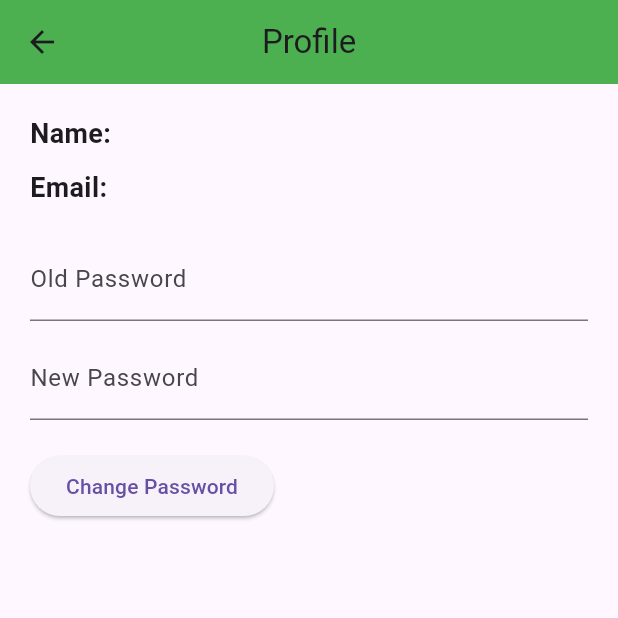
After one commit to FITMI-APP/Mobile-App, a Flutter app: the ProfilePage screen opened directly, on a phone screen of 412 x 824 dp, the top half of it. The commit adds this screen. Run offline on Flutter 3.47's test engine with Material 3 defaults, Android fonts, the light colour scheme and no system bars; our stand-ins replace cloud_firestore, firebase_auth, firebase_core, flutter_spinkit, font_awesome_flutter, google_sign_in and 2 more; missing offline and left inert: animated_button_bar, image_card; accounts and stored records are empty; network calls fail.

Commit message:
profilepage prototype

```diff
--- /dev/null
+++ b/lib/screens/ProfilePage.dart
@@ -0,0 +1,168 @@
+import 'package:flutter/material.dart';
+import 'package:firebase_auth/firebase_auth.dart';
+
+class ProfilePage extends StatefulWidget {
+  @override
+  _ProfilePageState createState() => _ProfilePageState();
+}
+
+class _ProfilePageState extends State<ProfilePage> {
+  final FirebaseAuth _auth = FirebaseAuth.instance;
+  String _email = '';
+  String _name = '';
+  TextEditingController _oldPasswordController = TextEditingController();
+  TextEditingController _newPasswordController = TextEditingController();
+
+  @override
+  void initState() {
+    super.initState();
+    _getUserInfo();
+  }
+
+  Future<void> _getUserInfo() async {
+    User? user = _auth.currentUser;
+    if (user != null) {
+      await user.reload();
+      user = _auth.currentUser;
+
+      setState(() {
+        _email = user?.email ?? '';
+        _name = _extractName(_email);
+      });
+    }
+  }
+
+  String _extractName(String email) {
+    // Extracting the name from email by cutting the domain part
+    int atIndex = email.indexOf('@');
+    if (atIndex != -1) {
+      return email.substring(0, atIndex);
+    }
+    return '';
+  }
+
+  Future<void> _changePassword() async {
+    String oldPassword = _oldPasswordController.text;
+    String newPassword = _newPasswordController.text;
+
+    if (oldPassword.isEmpty || newPassword.isEmpty) {
+      _showErrorDialog('Please enter both old and new passwords.');
+      return;
+    }
+
+    try {
+      User? user = _auth.currentUser;
+      if (user != null) {
+        // Re-authenticate user
+        AuthCredential credential = EmailAuthProvider.credential(email: user.email!, password: oldPassword);
+        await user.reauthenticateWithCredential(credential);
+
+        // Change password
+        await user.updatePassword(newPassword);
+
+        // Clear text fields
+        _oldPasswordController.clear();
+        _newPasswordController.clear();
+
+        showDialog(
+          context: context,
+          builder: (BuildContext context) {
+            return AlertDialog(
+              title: Text("Success"),
+              content: Text("Password changed successfully."),
+              actions: [
+                TextButton(
+                  onPressed: () {
+                    Navigator.of(context).pop();
+                  },
+                  child: Text("OK"),
+                ),
+              ],
+            );
+          },
+        );
+      }
+    } on FirebaseAuthException catch (error) {
+      if (error.code == 'wrong-password') {
+        _showErrorDialog('The old password you entered is incorrect.');
+      } else {
+        _showErrorDialog('An error occurred while changing the password.');
+      }
+    }
+  }
+
+  void _showErrorDialog(String message) {
+    showDialog(
+      context: context,
+      builder: (BuildContext context) {
+        return AlertDialog(
+          title: Text("Error"),
+          content: Text(message),
+          actions: [
+            TextButton(
+              onPressed: () {
+                Navigator.of(context).pop();
+              },
+              child: Text("OK"),
+            ),
+          ],
+        );
+      },
+    );
+  }
+
+  @override
+  Widget build(BuildContext context) {
+    return Scaffold(
+      appBar: AppBar(
+        title: Text('Profile'),
+        centerTitle: true,
+        backgroundColor: Colors.green,
+      ),
+      body: SingleChildScrollView(
+        padding: EdgeInsets.all(20.0),
+        child: Column(
+          crossAxisAlignment: CrossAxisAlignment.start,
+          children: [
+            Text(
+              'Name: $_name',
+              style: TextStyle(fontSize: 18.0, fontWeight: FontWeight.bold),
+            ),
+            SizedBox(height: 10.0),
+            Text(
+              'Email: $_email',
+              style: TextStyle(fontSize: 18.0, fontWeight: FontWeight.bold),
+            ),
+            SizedBox(height: 20.0),
+            TextField(
+              controller: _oldPasswordController,
+              obscureText: true,
+              decoration: InputDecoration(
+                labelText: 'Old Password',
+              ),
+            ),
+            SizedBox(height: 10.0),
+            TextField(
+              controller: _newPasswordController,
+              obscureText: true,
+              decoration: InputDecoration(
+                labelText: 'New Password',
+              ),
+            ),
+            SizedBox(height: 20.0),
+            ElevatedButton(
+              onPressed: _changePassword,
+              child: Text('Change Password'),
+            ),
+          ],
+        ),
+      ),
+    );
+  }
+}
+
+void main() {
+  runApp(MaterialApp(
+    home: ProfilePage(),
+  ));
+}
```
Also changed, not shown: lib/widget/navigation_drawer_widget.dart (+7 -6 lines).
